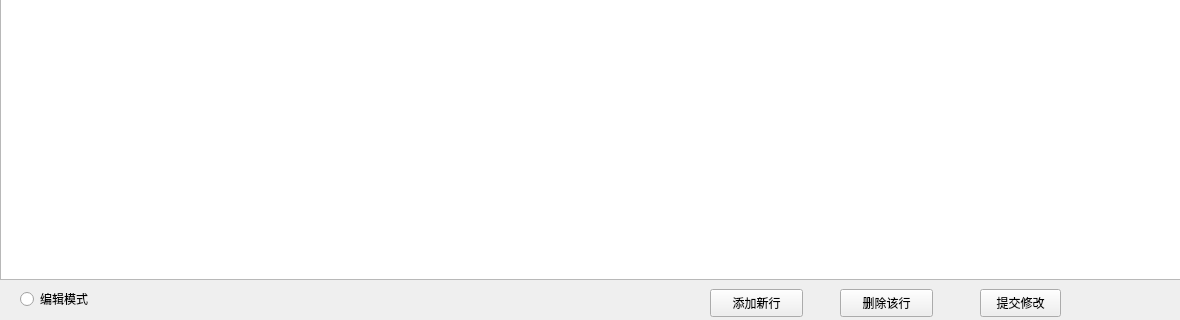
The window that matchviewform.ui (Ozal220/WorldCupManagerSystem) describes before a commit, drawn with Qt 5; both pictures show x 0 to 1180 and y 481 to 801 of the 1180 by 801 pixel window.
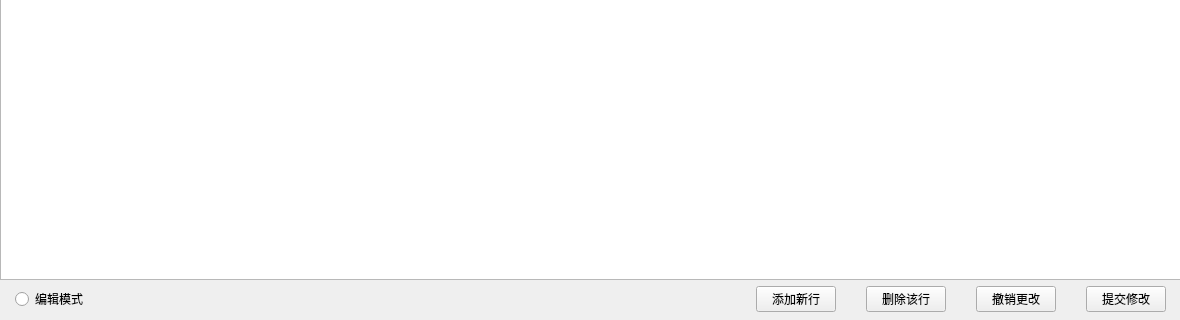
The same window after the commit.

What changed in the file:
```diff
--- a/matchviewform.ui
+++ b/matchviewform.ui
@@ -23,15 +23,27 @@
     </rect>
    </property>
   </widget>
+  <widget class="QWidget" name="horizontalLayoutWidget">
+   <property name="geometry">
+    <rect>
+     <x>0</x>
+     <y>760</y>
+     <width>1181</width>
+     <height>41</height>
+    </rect>
+   </property>
+   <layout class="QHBoxLayout" name="horizontalLayout">
+    <property name="spacing">
+     <number>30</number>
+    </property>
+    <property name="leftMargin">
+     <number>15</number>
+    </property>
+    <property name="rightMargin">
+     <number>15</number>
+    </property>
+    <item>
   <widget class="QRadioButton" name="ModifRadioButton">
-   <property name="geometry">
-    <rect>
-     <x>20</x>
-     <y>770</y>
-     <width>101</width>
-     <height>20</height>
-    </rect>
-   </property>
    <property name="cursor">
     <cursorShape>PointingHandCursor</cursorShape>
    </property>
@@ -42,59 +54,73 @@
     <string>编辑模式</string>
    </property>
   </widget>
-  <widget class="QPushButton" name="submitButton">
-   <property name="geometry">
-    <rect>
-     <x>980</x>
-     <y>770</y>
-     <width>81</width>
-     <height>28</height>
-    </rect>
-   </property>
-   <property name="cursor">
-    <cursorShape>PointingHandCursor</cursorShape>
-   </property>
-   <property name="text">
-    <string>提交修改</string>
-   </property>
-  </widget>
-  <widget class="QPushButton" name="deleteButton">
-   <property name="enabled">
-    <bool>true</bool>
-   </property>
-   <property name="geometry">
-    <rect>
-     <x>840</x>
-     <y>770</y>
-     <width>93</width>
-     <height>28</height>
-    </rect>
-   </property>
-   <property name="cursor">
-    <cursorShape>PointingHandCursor</cursorShape>
-   </property>
-   <property name="text">
-    <string>删除该行</string>
-   </property>
-  </widget>
+    </item>
+    <item>
+     <spacer name="horizontalSpacer">
+      <property name="orientation">
+       <enum>Qt::Horizontal</enum>
+      </property>
+      <property name="sizeType">
+       <enum>QSizePolicy::Fixed</enum>
+      </property>
+      <property name="sizeHint" stdset="0">
+       <size>
+        <width>800</width>
+        <height>20</height>
+       </size>
+      </property>
+     </spacer>
+    </item>
+    <item>
   <widget class="QPushButton" name="addButton">
    <property name="enabled">
     <bool>true</bool>
    </property>
-   <property name="geometry">
-    <rect>
-     <x>710</x>
-     <y>770</y>
-     <width>93</width>
-     <height>28</height>
-    </rect>
-   </property>
    <property name="cursor">
     <cursorShape>PointingHandCursor</cursorShape>
    </property>
    <property name="text">
     <string>添加新行</string>
    </property>
+     </widget>
+    </item>
+    <item>
+     <widget class="QPushButton" name="deleteButton">
+      <property name="enabled">
+       <bool>true</bool>
+      </property>
+      <property name="cursor">
+       <cursorShape>PointingHandCursor</cursorShape>
+      </property>
+      <property name="text">
+       <string>删除该行</string>
+      </property>
+     </widget>
+    </item>
+    <item>
+     <widget class="QPushButton" name="revertButton">
+      <property name="enabled">
+       <bool>true</bool>
+      </property>
+      <property name="cursor">
+       <cursorShape>PointingHandCursor</cursorShape>
+      </property>
+      <property name="text">
+       <string>撤销更改</string>
+      </property>
+     </widget>
+    </item>
+    <item>
+     <widget class="QPushButton" name="submitButton">
+      <property name="cursor">
+       <cursorShape>PointingHandCursor</cursorShape>
+      </property>
+      <property name="text">
+       <string>提交修改</string>
+      </property>
+     </widget>
+    </item>
+   </layout>
   </widget>
  </widget>
  <resources/>
```
Lines whose indentation alone changed are shown as unchanged.
